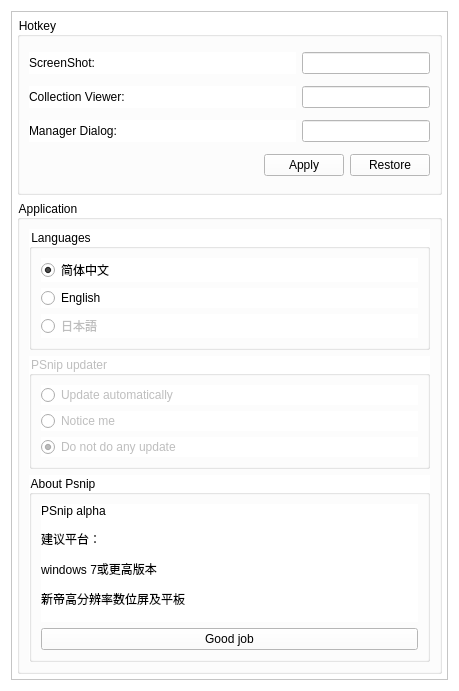
Old version of the form pe_ConfigWidget.ui in the repository matrixcascade/PSnip.
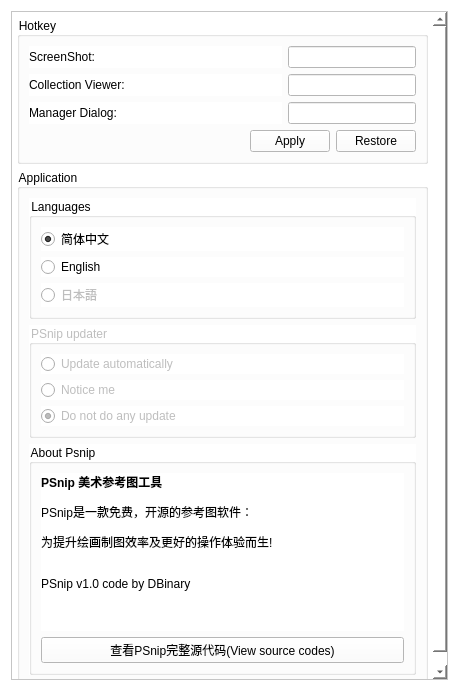
New version of the form.

```diff
--- a/pe_ConfigWidget.ui
+++ b/pe_ConfigWidget.ui
@@ -26,9 +26,9 @@
       <property name="geometry">
        <rect>
         <x>0</x>
-        <y>-199</y>
-        <width>397</width>
-        <height>858</height>
+        <y>0</y>
+        <width>439</width>
+        <height>671</height>
        </rect>
       </property>
       <layout class="QVBoxLayout" name="verticalLayout_2">
@@ -279,14 +279,14 @@
                 <item>
                  <widget class="QLabel" name="label_3">
                   <property name="text">
-                   <string>&lt;html&gt;&lt;head/&gt;&lt;body&gt;&lt;p&gt;PSnip alpha&lt;/p&gt;&lt;p&gt;建议平台：&lt;/p&gt;&lt;p&gt;windows 7或更高版本&lt;/p&gt;&lt;p&gt;新帝高分辨率数位屏及平板&lt;br/&gt;&lt;/p&gt;&lt;/body&gt;&lt;/html&gt;</string>
+                   <string>&lt;html&gt;&lt;head/&gt;&lt;body&gt;&lt;p&gt;&lt;span style=&quot; font-weight:600;&quot;&gt;PSnip 美术参考图工具&lt;/span&gt;&lt;/p&gt;&lt;p&gt;PSnip是一款免费，开源的参考图软件： &lt;/p&gt;&lt;p&gt;为提升绘画制图效率及更好的操作体验而生!&lt;br/&gt;&lt;/p&gt;&lt;p&gt;PSnip v1.0 code by DBinary&lt;/p&gt;&lt;p&gt;&lt;br/&gt;&lt;/p&gt;&lt;/body&gt;&lt;/html&gt;</string>
                   </property>
                  </widget>
                 </item>
                 <item>
                  <widget class="QPushButton" name="pushButton_Donate">
                   <property name="text">
-                   <string>Good job</string>
+                   <string>查看PSnip完整源代码(View source codes)</string>
                   </property>
                  </widget>
                 </item>
```
Left out of the diff: 22 changed lines with no effect on the pictures.
